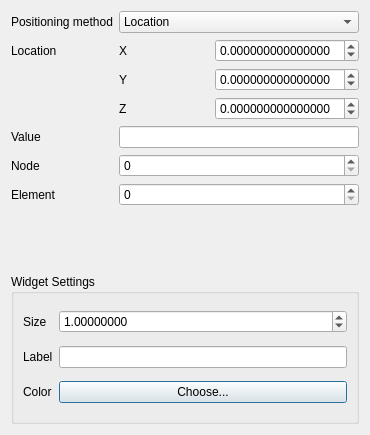
SCIInstitute/SCIRun, file src/Interface/Modules/Fields/GenerateSinglePointProbeFromField.ui: the form before one commit.
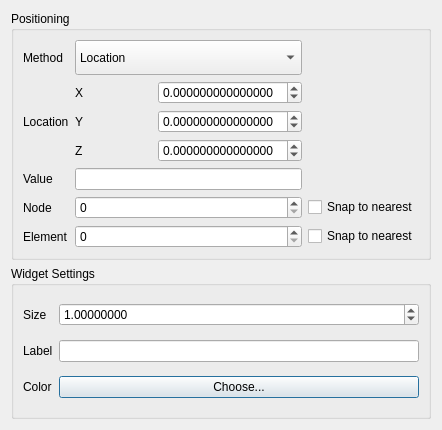
The form after the commit.

Commit message: Start UI for smarter point probe behavior

```diff
--- a/src/Interface/Modules/Fields/GenerateSinglePointProbeFromField.ui
+++ b/src/Interface/Modules/Fields/GenerateSinglePointProbeFromField.ui
@@ -6,52 +6,27 @@
    <rect>
     <x>0</x>
     <y>0</y>
-    <width>370</width>
-    <height>435</height>
+    <width>442</width>
+    <height>430</height>
    </rect>
   </property>
   <property name="minimumSize">
    <size>
-    <width>290</width>
-    <height>417</height>
+    <width>436</width>
+    <height>430</height>
    </size>
   </property>
   <property name="windowTitle">
    <string>Dialog</string>
   </property>
-  <layout class="QFormLayout" name="formLayout">
+  <layout class="QVBoxLayout" name="verticalLayout">
+   <item>
+    <widget class="QGroupBox" name="groupBox_2">
+     <property name="title">
+      <string>Positioning</string>
+     </property>
+     <layout class="QGridLayout" name="gridLayout_3">
    <item row="1" column="1">
-    <widget class="QComboBox" name="moveToComboBox_">
-     <item>
-      <property name="text">
-       <string>Location</string>
-      </property>
-     </item>
-     <item>
-      <property name="text">
-       <string>Center</string>
-      </property>
-     </item>
-     <item>
-      <property name="text">
-       <string>Node</string>
-      </property>
-     </item>
-     <item>
-      <property name="text">
-       <string>Element</string>
-      </property>
-     </item>
-    </widget>
-   </item>
-   <item row="2" column="0">
-    <widget class="QLabel" name="label_2">
-     <property name="text">
-      <string>Location</string>
-     </property>
-    </widget>
-   </item>
-   <item row="2" column="1">
     <layout class="QGridLayout" name="gridLayout">
      <item row="0" column="0">
       <widget class="QLabel" name="label_3">
@@ -116,6 +91,57 @@
     </layout>
    </item>
    <item row="3" column="0">
+       <widget class="QLabel" name="label_7">
+        <property name="text">
+         <string>Node</string>
+        </property>
+       </widget>
+      </item>
+      <item row="0" column="0">
+       <widget class="QLabel" name="label">
+        <property name="text">
+         <string>Method</string>
+        </property>
+       </widget>
+      </item>
+      <item row="0" column="1">
+       <widget class="QComboBox" name="moveToComboBox_">
+        <property name="minimumSize">
+         <size>
+          <width>0</width>
+          <height>35</height>
+         </size>
+        </property>
+        <item>
+         <property name="text">
+          <string>Location</string>
+         </property>
+        </item>
+        <item>
+         <property name="text">
+          <string>Center</string>
+         </property>
+        </item>
+        <item>
+         <property name="text">
+          <string>Node</string>
+         </property>
+        </item>
+        <item>
+         <property name="text">
+          <string>Element</string>
+         </property>
+        </item>
+       </widget>
+      </item>
+      <item row="1" column="0">
+       <widget class="QLabel" name="label_2">
+        <property name="text">
+         <string>Location</string>
+        </property>
+       </widget>
+      </item>
+      <item row="2" column="0">
     <widget class="QLabel" name="label_11">
      <property name="text">
       <string>Value</string>
@@ -123,41 +149,51 @@
     </widget>
    </item>
    <item row="3" column="1">
+       <widget class="QSpinBox" name="fieldNodeSpinBox_">
+        <property name="maximum">
+         <number>999999999</number>
+        </property>
+       </widget>
+      </item>
+      <item row="2" column="1">
     <widget class="QLineEdit" name="fieldValueLineEdit_">
      <property name="readOnly">
       <bool>true</bool>
      </property>
     </widget>
    </item>
+      <item row="3" column="2">
+       <widget class="QCheckBox" name="checkBox">
+        <property name="text">
+         <string>Snap to nearest</string>
+        </property>
+       </widget>
+      </item>
    <item row="4" column="0">
-    <widget class="QLabel" name="label_7">
-     <property name="text">
-      <string>Node</string>
-     </property>
-    </widget>
-   </item>
-   <item row="4" column="1">
-    <widget class="QSpinBox" name="fieldNodeSpinBox_">
-     <property name="maximum">
-      <number>999999999</number>
-     </property>
-    </widget>
-   </item>
-   <item row="5" column="0">
     <widget class="QLabel" name="label_8">
      <property name="text">
       <string>Element</string>
      </property>
     </widget>
    </item>
-   <item row="5" column="1">
+      <item row="4" column="1">
     <widget class="QSpinBox" name="fieldElemSpinBox_">
      <property name="maximum">
       <number>999999999</number>
      </property>
     </widget>
    </item>
-   <item row="7" column="0" colspan="2">
+      <item row="4" column="2">
+       <widget class="QCheckBox" name="checkBox_2">
+        <property name="text">
+         <string>Snap to nearest</string>
+        </property>
+       </widget>
+      </item>
+     </layout>
+    </widget>
+   </item>
+   <item>
     <widget class="QGroupBox" name="groupBox">
      <property name="sizePolicy">
       <sizepolicy hsizetype="Minimum" vsizetype="Minimum">
@@ -225,26 +261,6 @@
      </layout>
     </widget>
    </item>
-   <item row="1" column="0">
-    <widget class="QLabel" name="label">
-     <property name="text">
-      <string>Positioning method</string>
-     </property>
-    </widget>
-   </item>
-   <item row="6" column="1">
-    <spacer name="verticalSpacer">
-     <property name="orientation">
-      <enum>Qt::Vertical</enum>
-     </property>
-     <property name="sizeHint" stdset="0">
-      <size>
-       <width>20</width>
-       <height>40</height>
-      </size>
-     </property>
-    </spacer>
-   </item>
   </layout>
  </widget>
  <resources/>
```
Left out of the diff: 46 changed lines with no effect on the pictures. Lines whose indentation alone changed are shown as unchanged. The commit also changes 2 other files.
